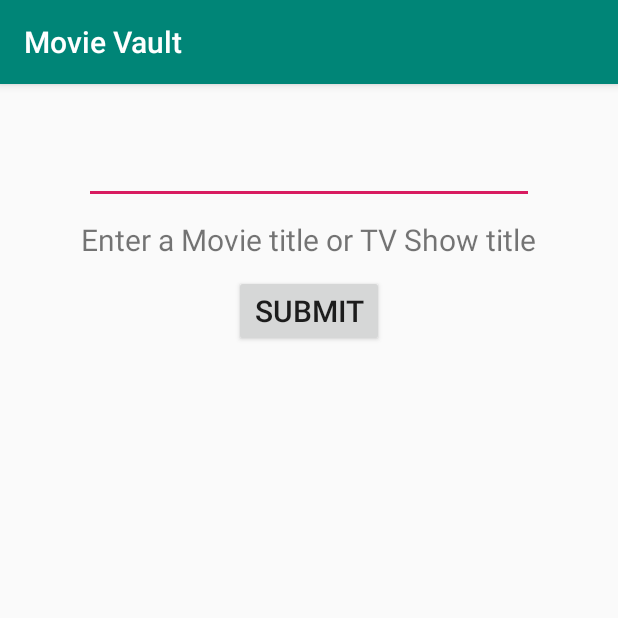
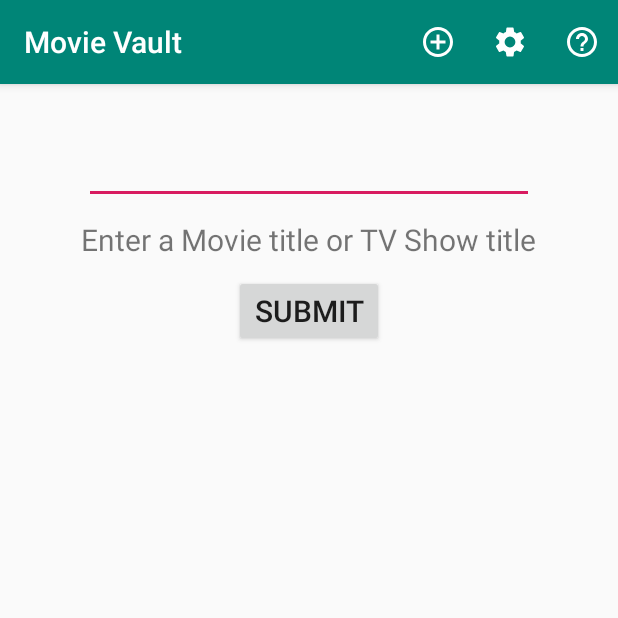
Before and after one commit to jcurnutt14/AndroidProject3, an Android app: the screen it shows after launch (MainActivity), on a phone screen of 412 x 824 dp, the top half of it. Run offline under Robolectric (Android 15) with nearby library versions, the phone set to English and light mode, and no system bars; our stand-ins replace Volley.

Commit message:
Add menu to appbar

```diff
--- a/Project3/app/src/main/java/jon/curnutt/project3/MainActivity.java
+++ b/Project3/app/src/main/java/jon/curnutt/project3/MainActivity.java
@@ -5,6 +5,8 @@ import androidx.appcompat.app.AppCompatActivity;
 
 import android.os.Bundle;
 import android.util.Log;
+import android.view.Menu;
+import android.view.MenuItem;
 import android.view.View;
 import android.widget.EditText;
 import android.widget.TextView;
@@ -41,6 +43,33 @@ public class MainActivity extends AppCompatActivity {
         mValueEditText = findViewById(R.id.valueEditText);
         mMoviePlotTextView = findViewById(R.id.MoviePlotTextView);
     }
+
+    @Override
+    public boolean onCreateOptionsMenu(Menu menu) {
+        getMenuInflater().inflate(R.menu.main_screen_menu, menu);
+        return true;
+    }
+
+    @Override
+    public boolean onOptionsItemSelected(MenuItem item) {
+        switch (item.getItemId()) {
+            case R.id.action_add:
+                // Add new item to recycler view
+                return true;
+
+            case R.id.action_settings:
+                // Go to settings
+                return true;
+
+            case R.id.action_about:
+                // App description in alert dialogue
+                return true;
+
+            default:
+                return super.onOptionsItemSelected(item);
+        }
+    }
+
     void getDetails(String input) {
 
         // Create a new RequestQueue
--- /dev/null
+++ b/Project3/app/src/main/res/drawable/plus_circle.xml
@@ -0,0 +1,5 @@
+<vector android:height="24dp" android:tint="#FFFFFF"
+    android:viewportHeight="24.0" android:viewportWidth="24.0"
+    android:width="24dp" xmlns:android="http://schemas.android.com/apk/res/android">
+    <path android:fillColor="#FF000000" android:pathData="M13,7h-2v4L7,11v2h4v4h2v-4h4v-2h-4L13,7zM12,2C6.48,2 2,6.48 2,12s4.48,10 10,10 10,-4.48 10,-10S17.52,2 12,2zM12,20c-4.41,0 -8,-3.59 -8,-8s3.59,-8 8,-8 8,3.59 8,8 -3.59,8 -8,8z"/>
+</vector>
--- /dev/null
+++ b/Project3/app/src/main/res/drawable/question_circle.xml
@@ -0,0 +1,5 @@
+<vector android:height="24dp" android:tint="#FFFFFF"
+    android:viewportHeight="24.0" android:viewportWidth="24.0"
+    android:width="24dp" xmlns:android="http://schemas.android.com/apk/res/android">
+    <path android:fillColor="#FF000000" android:pathData="M11,18h2v-2h-2v2zM12,2C6.48,2 2,6.48 2,12s4.48,10 10,10 10,-4.48 10,-10S17.52,2 12,2zM12,20c-4.41,0 -8,-3.59 -8,-8s3.59,-8 8,-8 8,3.59 8,8 -3.59,8 -8,8zM12,6c-2.21,0 -4,1.79 -4,4h2c0,-1.1 0.9,-2 2,-2s2,0.9 2,2c0,2 -3,1.75 -3,5h2c0,-2.25 3,-2.5 3,-5 0,-2.21 -1.79,-4 -4,-4z"/>
+</vector>
--- /dev/null
+++ b/Project3/app/src/main/res/drawable/settings.xml
@@ -0,0 +1,9 @@
+<vector xmlns:android="http://schemas.android.com/apk/res/android"
+    android:width="24dp"
+    android:height="24dp"
+    android:viewportWidth="24"
+    android:viewportHeight="24">
+    <path
+        android:fillColor="#FFFFFF"
+        android:pathData="M19.1,12.9a2.8,2.8 0,0 0,0.1 -0.9,2.8 2.8,0 0,0 -0.1,-0.9l2.1,-1.6a0.7,0.7 0,0 0,0.1 -0.6L19.4,5.5a0.7,0.7 0,0 0,-0.6 -0.2l-2.4,1a6.5,6.5 0,0 0,-1.6 -0.9l-0.4,-2.6a0.5,0.5 0,0 0,-0.5 -0.4H10.1a0.5,0.5 0,0 0,-0.5 0.4L9.3,5.4a5.6,5.6 0,0 0,-1.7 0.9l-2.4,-1a0.4,0.4 0,0 0,-0.5 0.2l-2,3.4c-0.1,0.2 0,0.4 0.2,0.6l2,1.6a2.8,2.8 0,0 0,-0.1 0.9,2.8 2.8,0 0,0 0.1,0.9L2.8,14.5a0.7,0.7 0,0 0,-0.1 0.6l1.9,3.4a0.7,0.7 0,0 0,0.6 0.2l2.4,-1a6.5,6.5 0,0 0,1.6 0.9l0.4,2.6a0.5,0.5 0,0 0,0.5 0.4h3.8a0.5,0.5 0,0 0,0.5 -0.4l0.3,-2.6a5.6,5.6 0,0 0,1.7 -0.9l2.4,1a0.4,0.4 0,0 0,0.5 -0.2l2,-3.4c0.1,-0.2 0,-0.4 -0.2,-0.6ZM12,15.6A3.6,3.6 0,1 1,15.6 12,3.6 3.6,0 0,1 12,15.6Z"/>
+</vector>
--- /dev/null
+++ b/Project3/app/src/main/res/menu/main_screen_menu.xml
@@ -0,0 +1,20 @@
+<?xml version="1.0" encoding="utf-8"?>
+<menu xmlns:android="http://schemas.android.com/apk/res/android"
+    xmlns:app="http://schemas.android.com/apk/res-auto">
+
+    <item android:id="@+id/action_add"
+        android:title="@string/action_add"
+        android:icon="@drawable/plus_circle"
+        app:showAsAction="ifRoom"/>
+
+    <item android:id="@+id/action_settings"
+        android:title="@string/action_settings"
+        android:icon="@drawable/settings"
+        app:showAsAction="ifRoom"/>
+
+    <item android:id="@+id/action_about"
+        android:title="@string/about"
+        android:icon="@drawable/question_circle"
+        app:showAsAction="ifRoom"/>
+
+</menu>
--- a/Project3/app/src/main/res/values/strings.xml
+++ b/Project3/app/src/main/res/values/strings.xml
@@ -4,4 +4,7 @@
     <string name="submit">Submit</string>
     <string name="api_error">The API could not find the requested movie/show.</string>
     <string name="invalid_location">The requested location is not valid. Check for spelling errors or try another location.</string>
+    <string name="action_add">Add Movie/Show</string>
+    <string name="action_settings">Settings</string>
+    <string name="about">App Details</string>
 </resources>
```
